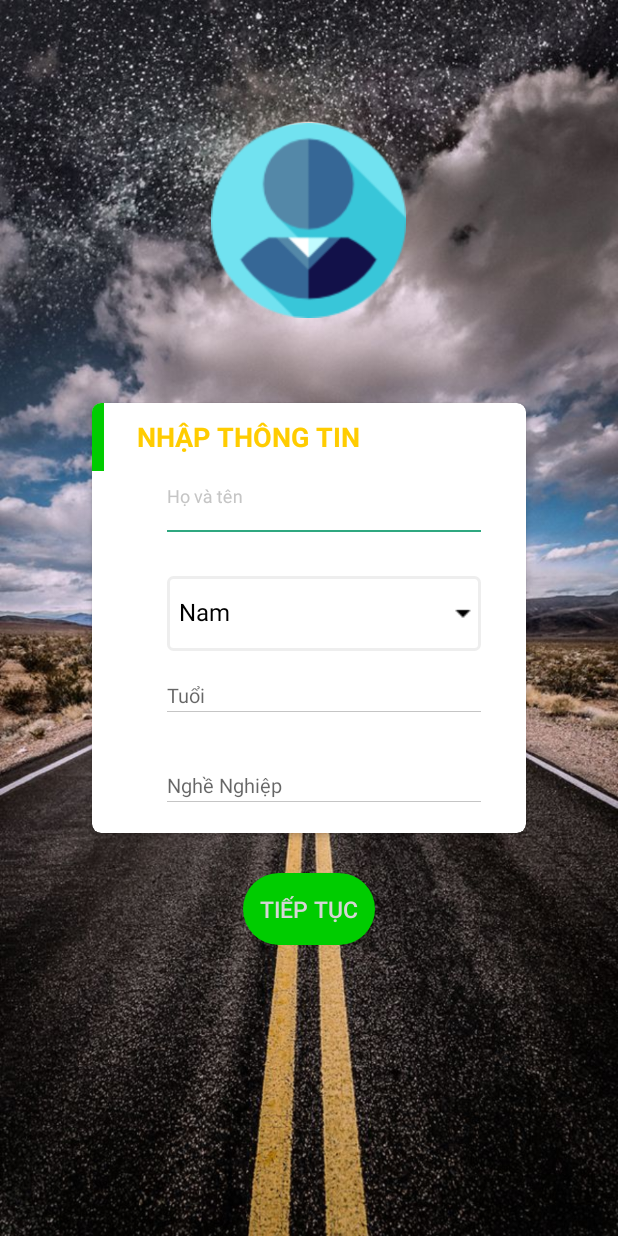
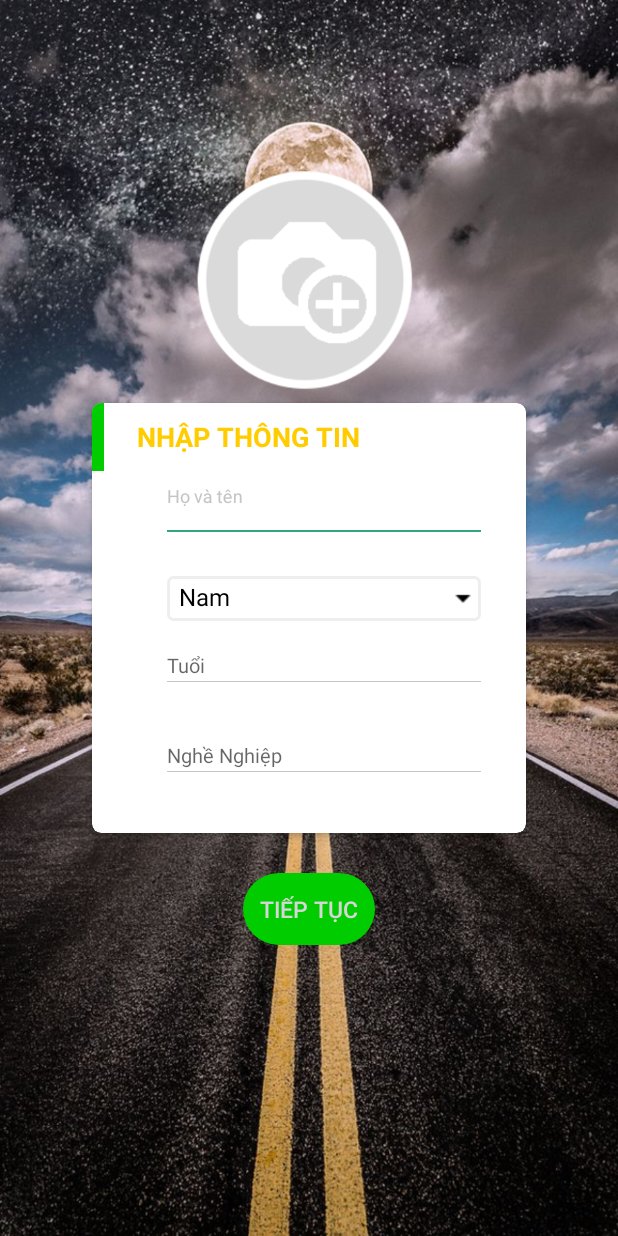
Before and after one commit to Chienpt35/HiiChat, an Android app: the EnterInforActivity screen opened directly, with no data from a screen before it, on a phone screen of 412 x 824 dp. Run offline under Robolectric (Android 15) with nearby library versions, the phone set to English and light mode, and no system bars; our stand-ins replace CircleImageView, Firebase (no records; nobody signed in at launch, a user with empty details on screens opened directly); libraries missing offline, so code that uses them is left out: com.yarolegovich.lovelydialog; 1 statement that could not run was skipped.

Commit message:
edit lần 2

```diff
--- a/HiiChat/app/src/main/java/com/example/hiichat/Fragment/FriendsFragment.java
+++ b/HiiChat/app/src/main/java/com/example/hiichat/Fragment/FriendsFragment.java
@@ -20,7 +20,6 @@ import android.view.ViewGroup;
 import android.widget.ImageView;
 import android.widget.RelativeLayout;
 import android.widget.TextView;
-import android.widget.Toast;
 
 import androidx.annotation.NonNull;
 import androidx.appcompat.app.AlertDialog;
@@ -32,7 +31,6 @@ import androidx.swiperefreshlayout.widget.SwipeRefreshLayout;
 import com.example.hiichat.Data.FriendDB;
 import com.example.hiichat.Data.SharedPreferenceHelper;
 import com.example.hiichat.Data.StaticConfig;
-import com.example.hiichat.MainActivity;
 import com.example.hiichat.Model.Friend;
 import com.example.hiichat.Model.ListFriend;
 import com.example.hiichat.Model.User;
@@ -43,7 +41,6 @@ import com.example.hiichat.UI.SearchFriendActivity;
 import com.google.android.gms.tasks.OnCompleteListener;
 import com.google.android.gms.tasks.OnFailureListener;
 import com.google.android.gms.tasks.Task;
-import com.google.android.material.floatingactionbutton.FloatingActionButton;
 import com.google.firebase.database.ChildEventListener;
 import com.google.firebase.database.DataSnapshot;
 import com.google.firebase.database.DatabaseError;
--- a/HiiChat/app/src/main/java/com/example/hiichat/Fragment/GroupFragment.java
+++ b/HiiChat/app/src/main/java/com/example/hiichat/Fragment/GroupFragment.java
@@ -25,7 +25,6 @@ import androidx.swiperefreshlayout.widget.SwipeRefreshLayout;
 import com.example.hiichat.Data.FriendDB;
 import com.example.hiichat.Data.GroupDB;
 import com.example.hiichat.Data.StaticConfig;
-import com.example.hiichat.MainActivity;
 import com.example.hiichat.Model.Group;
 import com.example.hiichat.Model.ListFriend;
 import com.example.hiichat.R;
--- a/HiiChat/app/src/main/res/layout/activity_enter_infor.xml
+++ b/HiiChat/app/src/main/res/layout/activity_enter_infor.xml
@@ -9,13 +9,11 @@
     android:orientation="vertical"
     android:background="@drawable/background_enter_info">
 
-    <ImageView
+    <de.hdodenhof.circleimageview.CircleImageView
         android:id="@+id/img_avatar"
-        android:layout_width="130dp"
-        android:layout_height="130dp"
-        android:src="@drawable/default_avata"
-        android:background="#00000000"
-        android:layout_marginBottom="50dp"
+        android:layout_width="150dp"
+        android:layout_height="150dp"
+        android:src="@drawable/iconfinder_image_add"
         android:layout_centerHorizontal="true"
         android:layout_above="@+id/cardView"/>
     <androidx.cardview.widget.CardView
@@ -75,7 +73,7 @@
         </LinearLayout>
         <LinearLayout
             android:layout_width="match_parent"
-            android:layout_height="50dp"
+            android:layout_height="30dp"
             android:layout_marginTop="10dp"
             android:orientation="vertical"
             android:paddingEnd="30dp"
--- a/HiiChat/app/src/main/res/layout/toolbar2.xml
+++ b/HiiChat/app/src/main/res/layout/toolbar2.xml
@@ -16,7 +16,7 @@
                     android:layout_width="match_parent"
                     android:layout_height="wrap_content"
                     android:text="Hii Chat"
-                    android:textColor="@color/grey_800"
+                    android:textColor="@color/white"
                     android:padding="8dp"
                     android:layout_marginLeft="10dp"
                     android:textSize="20dp"/>
```
Also changed, not shown: HiiChat/app/src/main/java/com/example/hiichat/UI/ChatActivity.java (+3 -27 lines), HiiChat/app/src/main/res/layout/fragment_user_profile.xml (+4 -4 lines), HiiChat/app/src/main/res/drawable/default_avata.jpg (added), HiiChat/app/src/main/res/drawable/default_avata.png (deleted), HiiChat/app/src/main/res/drawable/iconfinder_image_add.png (added), HiiChat/app/src/main/res/mipmap/ic_account_box.png, HiiChat/app/src/main/res/mipmap/ic_email.png, HiiChat/app/src/main/res/mipmap/ic_power_settings.png, HiiChat/app/src/main/res/mipmap/ic_restore.png.
